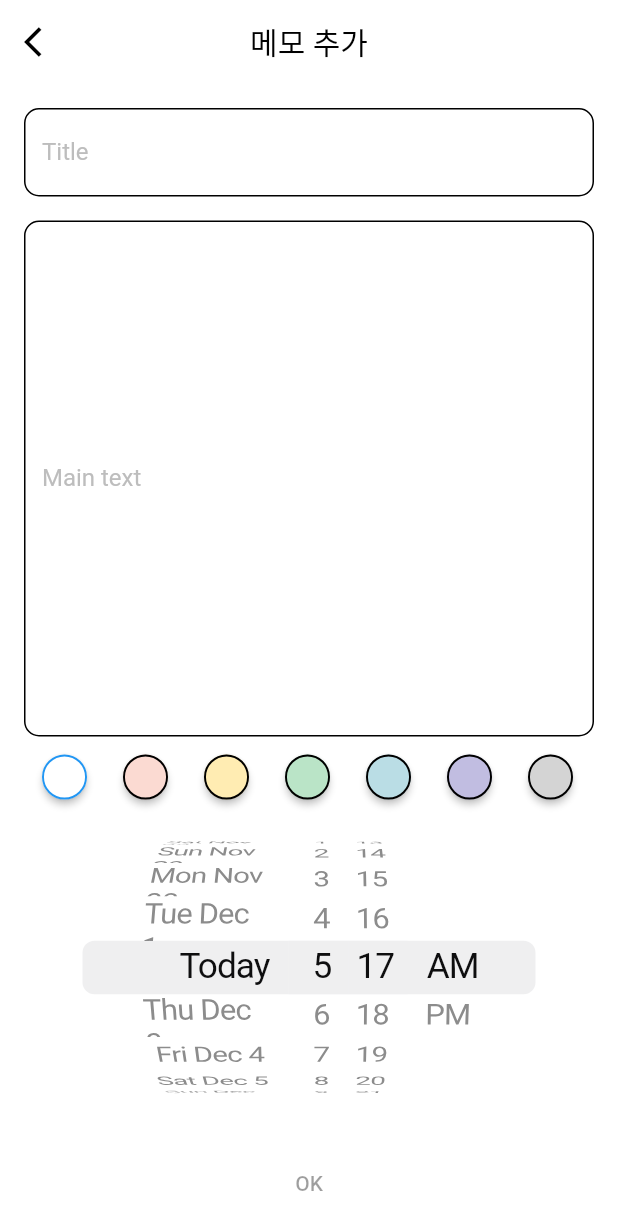
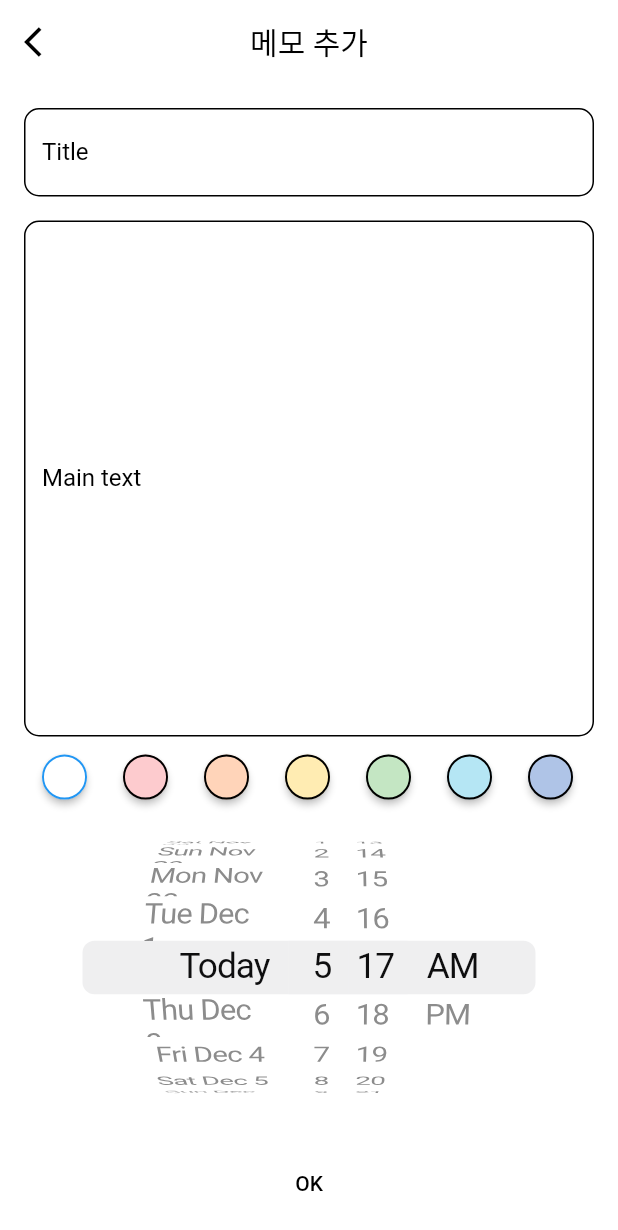
Before and after one commit to Kyoung-M1N/memo_app, a Flutter app: the MemoSet screen opened directly, on a phone screen of 412 x 824 dp. Shown: the top 1230 px of the screen. Run offline on Flutter 3.47's test engine with Material 2 defaults, Android fonts, the phone set to English and light mode, and no system bars; our stand-ins replace shared_preferences; accounts and stored records are empty.

Commit message:
파스텔 색상 및 다크모드 색상 수정

```diff
--- a/lib/pages/memo_set.dart
+++ b/lib/pages/memo_set.dart
@@ -1,5 +1,5 @@
+import 'package:memo_app/providers/personal_info_provider.dart';
 import 'package:memo_app/providers/memo_info_provider.dart';
-import 'package:memo_app/providers/personal_info_provider.dart';
 import 'package:memo_app/widgets/palette.dart';
 import 'package:provider/provider.dart';
 import 'package:flutter/cupertino.dart';
@@ -29,12 +29,12 @@ class _MemoSetState extends State<MemoSet> {
     MemoInfo memoInfo = Provider.of<MemoInfo>(context, listen: false);
     return Scaffold(
       backgroundColor:
-          (personalInfo.isDarkMode) ? MemoColor.darkBackGround : Colors.white,
+          (personalInfo.isDarkMode) ? Colors.black : Colors.white,
       appBar: AppBar(
         elevation: 0,
         centerTitle: true,
         backgroundColor:
-            (personalInfo.isDarkMode) ? MemoColor.darkBackGround : Colors.white,
+            (personalInfo.isDarkMode) ? Colors.black : Colors.white,
         title: Text(
           '메모 추가',
           style: TextStyle(
@@ -147,7 +147,13 @@ class _MemoSetState extends State<MemoSet> {
                           Navigator.pop(context);
                         }
                       : null,
-                  child: const Text('OK'),
+                  child: Text(
+                    'OK',
+                    style: TextStyle(
+                        color: (personalInfo.isDarkMode)
+                            ? Colors.white
+                            : Colors.black),
+                  ),
                 ),
               )
             ],
@@ -161,7 +167,7 @@ class _MemoSetState extends State<MemoSet> {
 InputDecoration inputDecoration({required label, required bool isDarkMode}) =>
     InputDecoration(
       labelText: label,
-      labelStyle: TextStyle(color: Colors.grey[400]),
+      labelStyle: TextStyle(color: (isDarkMode) ? Colors.white : Colors.black),
       focusedBorder: const OutlineInputBorder(
         borderRadius: BorderRadius.all(Radius.circular(10)),
         borderSide: BorderSide(width: 1, color: Colors.blue),
--- a/lib/pages/setting.dart
+++ b/lib/pages/setting.dart
@@ -1,5 +1,4 @@
 import 'package:memo_app/providers/personal_info_provider.dart';
-import 'package:memo_app/widgets/palette.dart';
 import 'package:provider/provider.dart';
 import 'package:flutter/cupertino.dart';
 import 'package:flutter/material.dart';
@@ -12,12 +11,12 @@ class Setting extends StatelessWidget {
     PersonalInfo personalInfo = Provider.of<PersonalInfo>(context);
     return Scaffold(
       backgroundColor:
-          (personalInfo.isDarkMode) ? MemoColor.darkBackGround : Colors.white,
+          (personalInfo.isDarkMode) ? Colors.black : Colors.white,
       appBar: AppBar(
         elevation: 0,
         centerTitle: true,
         backgroundColor:
-            (personalInfo.isDarkMode) ? MemoColor.darkAppBar : Colors.white,
+            (personalInfo.isDarkMode) ? Colors.black : Colors.white,
         title: Text(
           '설정',
           style: TextStyle(
--- a/lib/widgets/palette.dart
+++ b/lib/widgets/palette.dart
@@ -29,8 +29,9 @@ class _PaletteState extends State<Palette> {
             result.add(
               checkBox(
                   selectedColor: currentValue,
-                  borderColor:
-                      (widget.isDarkMode) ? const Color(0xFFD6D6D6) : Colors.black,
+                  borderColor: (widget.isDarkMode)
+                      ? const Color(0xFFD6D6D6)
+                      : Colors.black,
                   color: element,
                   onPressed: () {
                     setState(() {
@@ -73,9 +74,11 @@ class MemoColor {
   static List<Color> cardColors = [
     white,
     pink,
+    orange,
     yellow,
     green,
     blue,
+    indigo,
     purple,
     grey,
     neonPink,
@@ -87,11 +90,13 @@ class MemoColor {
     neonPurple
   ];
   static Color white = const Color(0xFFFFFFFF);
-  static Color pink = const Color(0xFFFBDAD2);
+  static Color pink = const Color(0xFFFDCBCE);
+  static Color orange = const Color(0xFFFFD4B9);
   static Color yellow = const Color(0xFFFFECB2);
-  static Color green = const Color(0xFFBAE4C7);
-  static Color blue = const Color(0xFFBADDE5);
-  static Color purple = const Color(0xFFC1BDE1);
+  static Color green = const Color(0xFFC4E6C3);
+  static Color blue = const Color(0xFFB5E6F4);
+  static Color indigo = const Color(0xFFAFC4E7);
+  static Color purple = const Color(0xFFD8D4ED);
   static Color grey = const Color(0xFFD4D4D4);
   static Color neonPink = const Color(0xFFF95DE1);
   static Color neonOrange = const Color(0xFFF2A85A);
@@ -100,6 +105,6 @@ class MemoColor {
   static Color neonMint = const Color(0xFF5BF5E5);
   static Color neonBlue = const Color(0xFF0385E5);
   static Color neonPurple = const Color(0xFF8000FF);
-  static Color darkAppBar = const Color(0xFF2E3136);
-  static Color darkBackGround = const Color(0xFF1F1F1F);
+  // static Color darkAppBar = const Color(0xFF2E3136);
+  // static Color darkBackGround = const Color(0xFF1F1F1F);
 }
```
Also changed, not shown: lib/pages/home.dart (+5 -6 lines).
